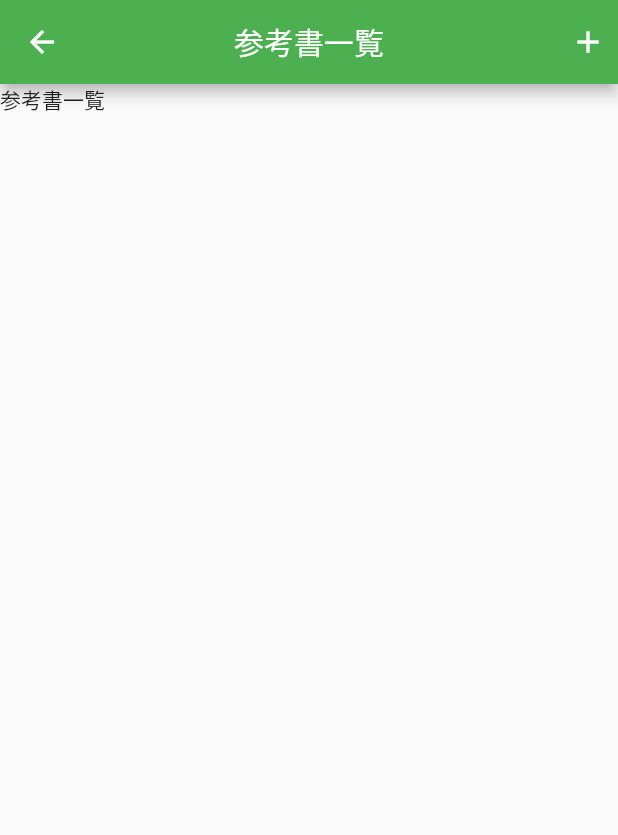
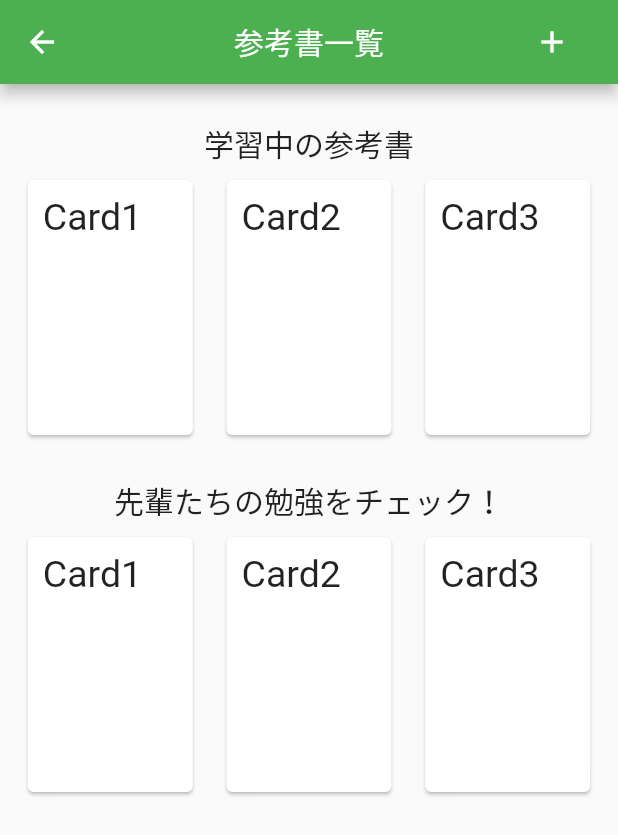
Before and after one commit to masaoguchi/oite_calender, a Flutter app: the Timeline screen opened by its route, on a phone screen of 412 x 824 dp. Shown: the top 835 px of the screen. Run offline on Flutter 3.47's test engine with Material 2 defaults, Android fonts, the phone set to English and light mode, and no system bars.

Commit message:
参考一覧

```diff
--- a/my_app/lib/routes/timeline_route.dart
+++ b/my_app/lib/routes/timeline_route.dart
@@ -12,15 +12,127 @@ class Timeline extends StatelessWidget {
 //          child: Icon(Icons.settings),
 //        ),
         actions: <Widget>[
-          Padding(
-            padding: const EdgeInsets.all(8.0),
-            child: Icon(Icons.add),
+          new FlatButton(
+            child: const Padding(
+              padding: const EdgeInsets.all(8.0),
+              child: Icon(
+                Icons.add,
+                color: Colors.white,
+              ),
+            ),
+            onPressed: () {
+              Navigator.of(context).pushNamed("/talk");
+            },
           ),
         ],
         centerTitle: true,
       ),
-      body: Container(
-        child: Text("参考書一覧"),
+      body: Column(
+        crossAxisAlignment: CrossAxisAlignment.center,
+        children: <Widget>[
+          Container(
+            margin: const EdgeInsets.all(10),
+          ),
+          Container(
+            margin: const EdgeInsets.all(5),
+            child: Text(
+              "学習中の参考書",
+              style: TextStyle(fontSize: 20),
+              textAlign: TextAlign.left,
+            ),
+          ),
+          Container(
+            child: Row(
+              mainAxisAlignment: MainAxisAlignment.spaceEvenly,
+              children: <Widget>[
+                Card(
+                  child: Container(
+                    margin: const EdgeInsets.all(10.0),
+                    width: 90,
+                    height: 150,
+                    child: Text(
+                      "Card1",
+                      style: TextStyle(fontSize: 25),
+                    ),
+                  ),
+                ),
+                Card(
+                  child: Container(
+                    margin: const EdgeInsets.all(10.0),
+                    width: 90,
+                    height: 150,
+                    child: Text(
+                      "Card2",
+                      style: TextStyle(fontSize: 25),
+                    ),
+                  ),
+                ),
+                Card(
+                  child: Container(
+                    margin: const EdgeInsets.all(10.0),
+                    width: 90,
+                    height: 150,
+                    child: Text(
+                      "Card3",
+                      style: TextStyle(fontSize: 25),
+                    ),
+                  ),
+                ),
+              ],
+            ),
+          ),
+          Container(
+            margin: const EdgeInsets.all(10),
+          ),
+          Container(
+            margin: const EdgeInsets.all(5),
+            child: Text(
+              "先輩たちの勉強をチェック！",
+              style: TextStyle(fontSize: 20),
+              textAlign: TextAlign.left,
+            ),
+          ),
+          Container(
+            child: Row(
+              mainAxisAlignment: MainAxisAlignment.spaceEvenly,
+              children: <Widget>[
+                Card(
+                  child: Container(
+                    margin: const EdgeInsets.all(10.0),
+                    width: 90,
+                    height: 150,
+                    child: Text(
+                      "Card1",
+                      style: TextStyle(fontSize: 25),
+                    ),
+                  ),
+                ),
+                Card(
+                  child: Container(
+                    margin: const EdgeInsets.all(10.0),
+                    width: 90,
+                    height: 150,
+                    child: Text(
+                      "Card2",
+                      style: TextStyle(fontSize: 25),
+                    ),
+                  ),
+                ),
+                Card(
+                  child: Container(
+                    margin: const EdgeInsets.all(10.0),
+                    width: 90,
+                    height: 150,
+                    child: Text(
+                      "Card3",
+                      style: TextStyle(fontSize: 25),
+                    ),
+                  ),
+                ),
+              ],
+            ),
+          ),
+        ],
       ),
     );
   }
```
